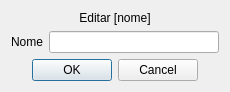
The window that ui/categorias_edit.ui (vazerick/controle_gastos) describes before a commit, drawn with Qt 5.
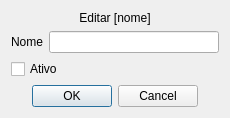
The same window after the commit.

Commit message: Corrige as janelas de edição de categoria/sub

The edit to the form file:
```diff
--- a/ui/categorias_edit.ui
+++ b/ui/categorias_edit.ui
@@ -7,7 +7,7 @@
     <x>0</x>
     <y>0</y>
     <width>230</width>
-    <height>88</height>
+    <height>111</height>
    </rect>
   </property>
   <property name="minimumSize">
@@ -53,6 +53,19 @@
      </item>
     </layout>
    </item>
+   <item>
+    <widget class="QCheckBox" name="checkBox">
+     <property name="layoutDirection">
+      <enum>Qt::LeftToRight</enum>
+     </property>
+     <property name="autoFillBackground">
+      <bool>false</bool>
+     </property>
+     <property name="text">
+      <string>Ativo</string>
+     </property>
+    </widget>
+   </item>
    <item>
     <widget class="QDialogButtonBox" name="buttonBox">
      <property name="standardButtons">
```
The commit also changes 7 other files.
